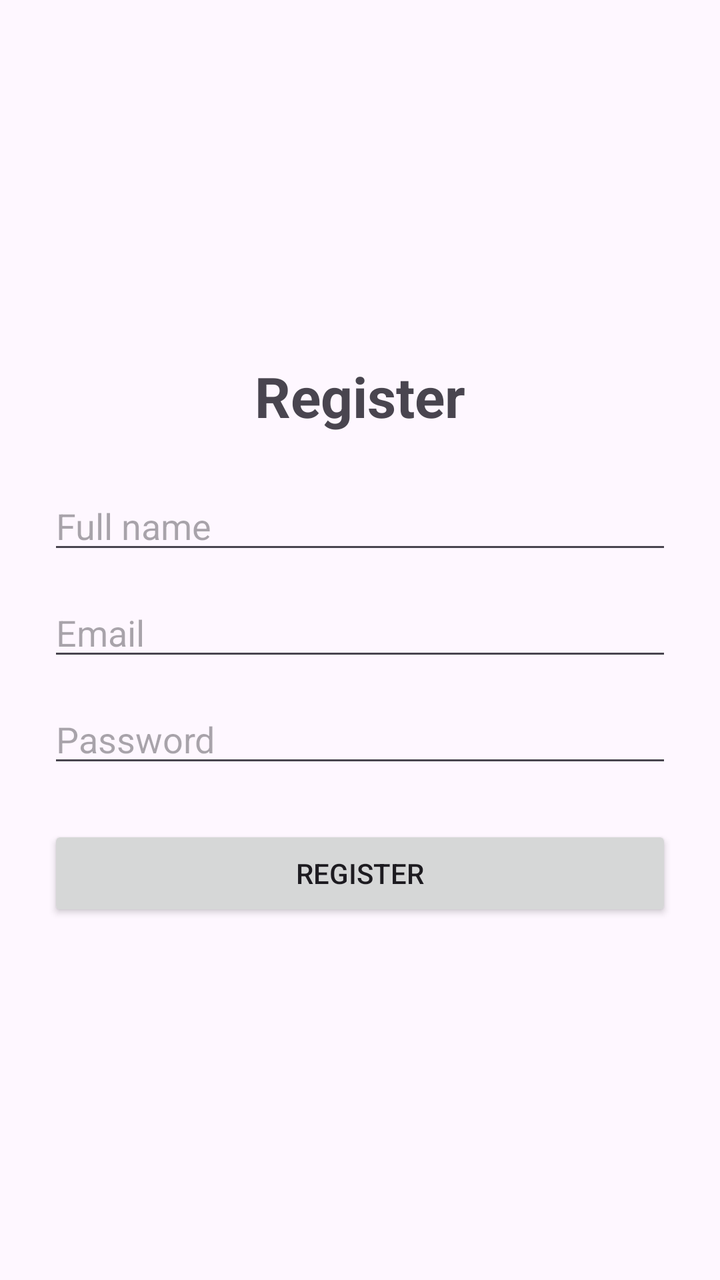
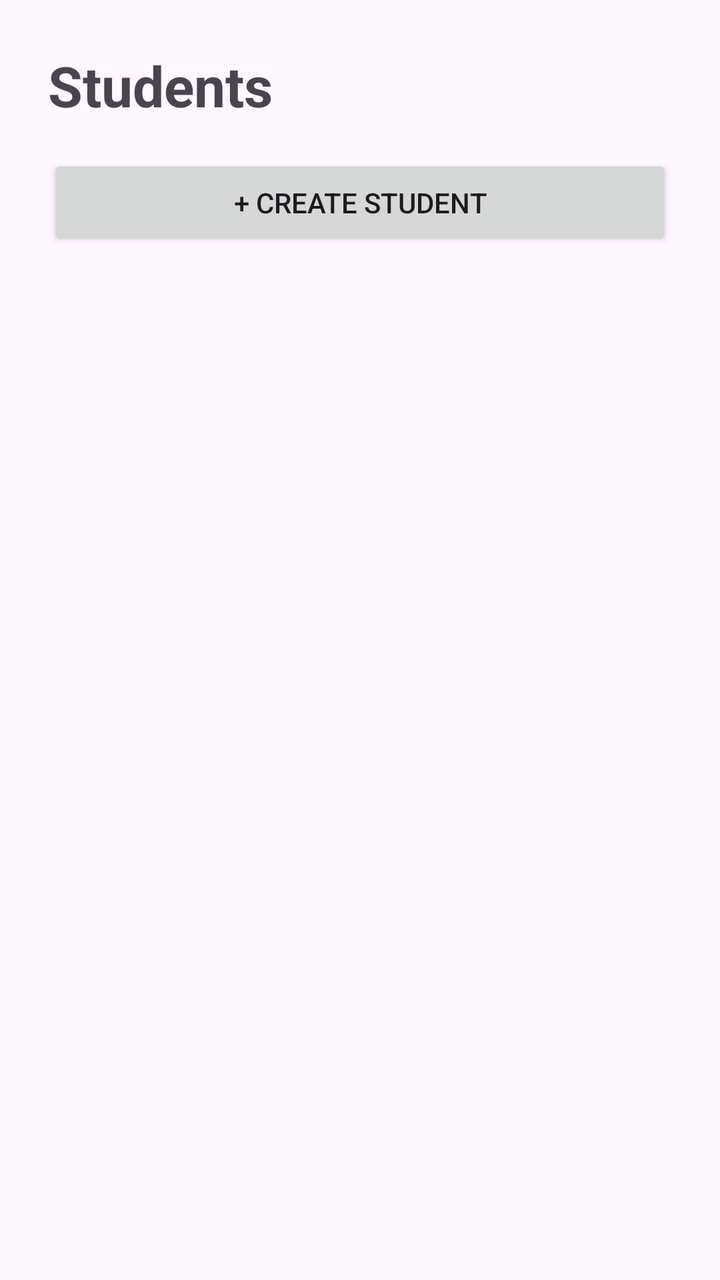

An Android layout rendered at two revisions. The XML below is the earlier revision; the diff shows what the commit changed to produce the second picture.
<!-- AndroidManifest.xml: application theme Theme.Codefest -->
<!-- res/layout/activity_main.xml -->
<?xml version="1.0" encoding="utf-8"?>
<LinearLayout xmlns:android="http://schemas.android.com/apk/res/android"
    android:id="@+id/llRegRoot"
    android:layout_width="match_parent"
    android:layout_height="match_parent"
    android:orientation="vertical"
    android:padding="24dp"
    android:gravity="center">

    <TextView
        android:id="@+id/tvRegTitle"
        android:layout_width="wrap_content"
        android:layout_height="wrap_content"
        android:text="Register"
        android:textSize="28sp"
        android:textStyle="bold"
        android:layout_marginBottom="24dp" />

    <EditText
        android:id="@+id/etRegName"
        android:layout_width="match_parent"
        android:layout_height="wrap_content"
        android:hint="Full name"
        android:inputType="textCapWords"
        android:layout_marginBottom="12dp" />

    <EditText
        android:id="@+id/etRegEmail"
        android:layout_width="match_parent"
        android:layout_height="wrap_content"
        android:hint="Email"
        android:inputType="textEmailAddress"
        android:layout_marginBottom="12dp" />

    <EditText
        android:id="@+id/etRegPassword"
        android:layout_width="match_parent"
        android:layout_height="wrap_content"
        android:hint="Password"
        android:inputType="textPassword"
        android:layout_marginBottom="24dp" />

    <Button
        android:id="@+id/btnRegSubmit"
        android:layout_width="match_parent"
        android:layout_height="wrap_content"
        android:text="Register" />

</LinearLayout>
<!-- resources referenced by this layout -->
<resources>
  <style name="Theme.Codefest" parent="Base.Theme.Codefest" />
  <style name="Base.Theme.Codefest" parent="Theme.Material3.DayNight.NoActionBar">
          
          
      </style>
</resources>

<!-- the commit's change to res/layout/activity_main.xml (unified diff, before → after) -->
@@ -1,49 +1,60 @@
 <?xml version="1.0" encoding="utf-8"?>
-<LinearLayout xmlns:android="http://schemas.android.com/apk/res/android"
+<LinearLayout
+    xmlns:android="http://schemas.android.com/apk/res/android"
+
     android:id="@+id/llRegRoot"
+
     android:layout_width="match_parent"
     android:layout_height="match_parent"
+
     android:orientation="vertical"
-    android:padding="24dp"
-    android:gravity="center">
+    android:padding="24dp">
+
+
+    
 
     <TextView
-        android:id="@+id/tvRegTitle"
-        android:layout_width="wrap_content"
+        android:layout_width="match_parent"
         android:layout_height="wrap_content"
-        android:text="Register"
+
+        android:text="Students"
         android:textSize="28sp"
         android:textStyle="bold"
-        android:layout_marginBottom="24dp" />
 
-    <EditText
-        android:id="@+id/etRegName"
+        android:layout_marginBottom="16dp" />
+
+
+    
+
+    <Button
+        android:id="@+id/btnOpenCreate"
+
         android:layout_width="match_parent"
         android:layout_height="wrap_content"
-        android:hint="Full name"
-        android:inputType="textCapWords"
-        android:layout_marginBottom="12dp" />
 
-    <EditText
-        android:id="@+id/etRegEmail"
+        android:text="+ Create Student"
+
+        android:layout_marginBottom="16dp" />
+
+
+    
+
+    <ScrollView
+
         android:layout_width="match_parent"
-        android:layout_height="wrap_content"
-        android:hint="Email"
-        android:inputType="textEmailAddress"
-        android:layout_marginBottom="12dp" />
+        android:layout_height="0dp"
 
-    <EditText
-        android:id="@+id/etRegPassword"
-        android:layout_width="match_parent"
-        android:layout_height="wrap_content"
-        android:hint="Password"
-        android:inputType="textPassword"
-        android:layout_marginBottom="24dp" />
+        android:layout_weight="1">
 
-    <Button
-        android:id="@+id/btnRegSubmit"
-        android:layout_width="match_parent"
-        android:layout_height="wrap_content"
-        android:text="Register" />
+
+        <LinearLayout
+            android:id="@+id/studentContainer"
+
+            android:layout_width="match_parent"
+            android:layout_height="wrap_content"
+
+            android:orientation="vertical" />
+
+    </ScrollView>
 
 </LinearLayout>
